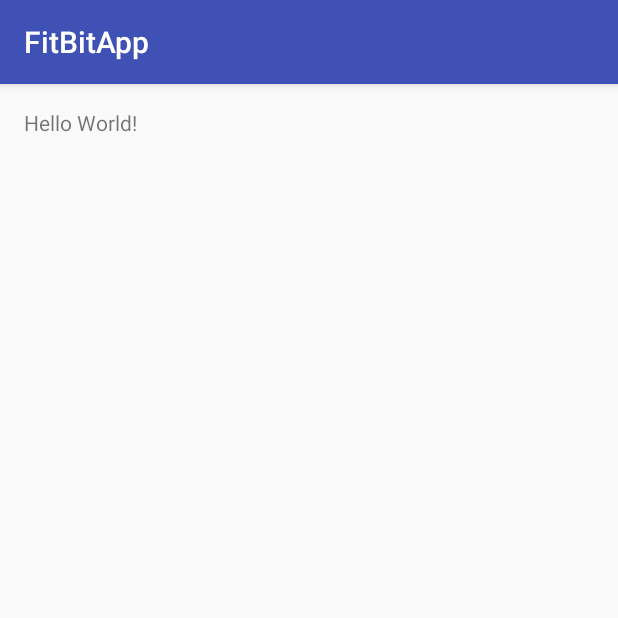
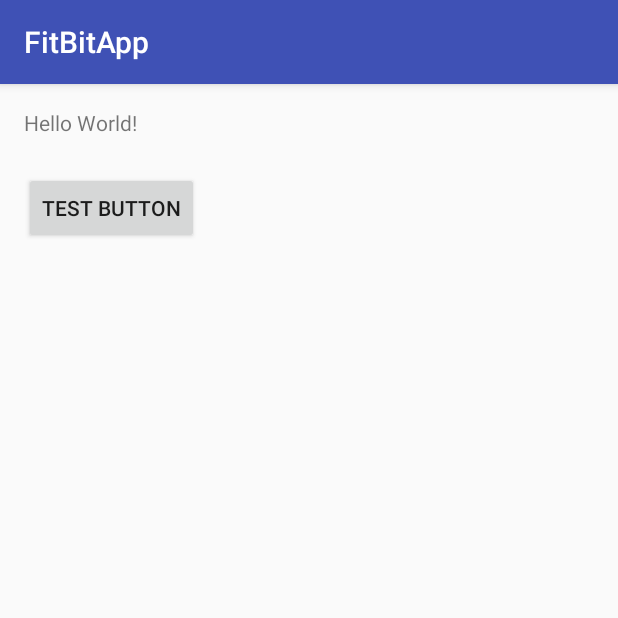
Before and after one commit to group3fitbit/FitBitTracker, an Android app: the screen it shows after launch (MainActivity), on a phone screen of 412 x 824 dp, the top half of it. Run offline under Robolectric (Android 15) with nearby library versions, the phone set to English and light mode, and no system bars.

Commit message:
added test button

```diff
--- a/app/src/main/res/layout/activity_main.xml
+++ b/app/src/main/res/layout/activity_main.xml
@@ -12,5 +12,16 @@
     <TextView
         android:layout_width="wrap_content"
         android:layout_height="wrap_content"
-        android:text="Hello World!" />
+        android:text="Hello World!"
+        android:id="@+id/textView" />
+
+    <Button
+        android:text="test button"
+        android:layout_width="wrap_content"
+        android:layout_height="wrap_content"
+        android:id="@+id/button"
+        android:layout_below="@+id/textView"
+        android:layout_alignParentLeft="true"
+        android:layout_alignParentStart="true"
+        android:layout_marginTop="23dp" />
 </RelativeLayout>
--- a/build.gradle
+++ b/build.gradle
@@ -5,7 +5,7 @@ buildscript {
         jcenter()
     }
     dependencies {
-        classpath 'com.android.tools.build:gradle:2.1.3'
+        classpath 'com.android.tools.build:gradle:2.2.0'
 
         // NOTE: Do not place your application dependencies here; they belong
         // in the individual module build.gradle files
```
